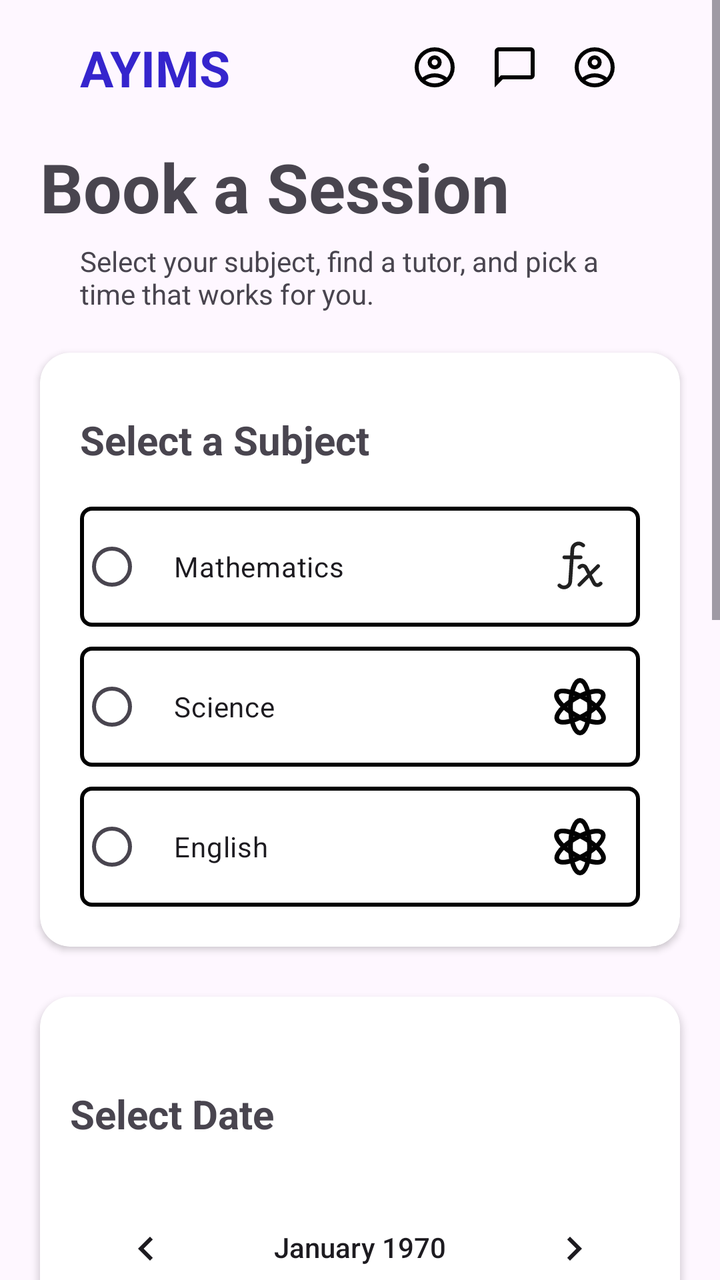
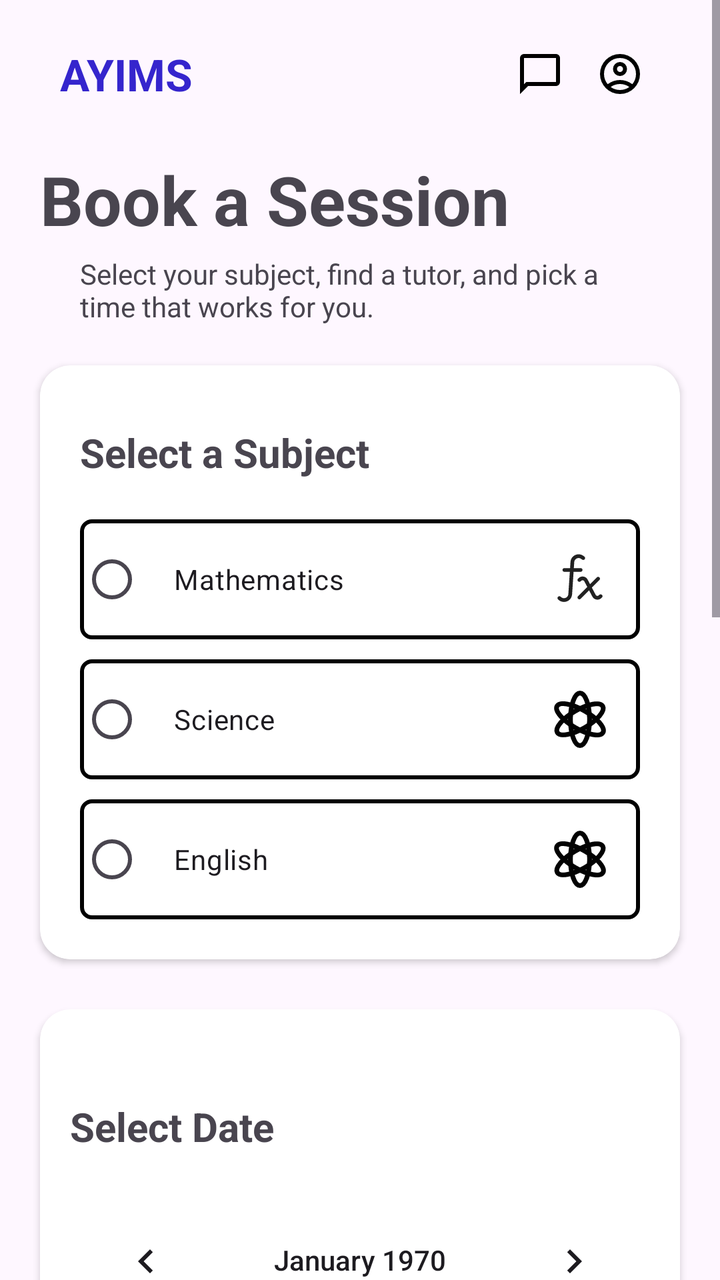

The first picture is an Android layout as it rendered before a commit; the second is the same layout after the commit. The layout source and the unified diff follow.
<!-- AndroidManifest.xml: application theme Theme.MyTutor -->
<!-- res/layout/fragment_booking.xml -->
<?xml version="1.0" encoding="utf-8"?>
<RelativeLayout xmlns:android="http://schemas.android.com/apk/res/android"
    xmlns:tools="http://schemas.android.com/tools"
    android:layout_width="match_parent"
    android:layout_height="match_parent"
    xmlns:app="http://schemas.android.com/apk/res-auto"
    tools:context=".BookingFragment">

    <ScrollView
        android:layout_width="match_parent"
        android:layout_height="match_parent"
        android:fillViewport="true">

        <LinearLayout
            android:layout_width="match_parent"
            android:layout_height="wrap_content"
            android:orientation="vertical"
            android:paddingBottom="100dp">

            <LinearLayout
                android:layout_width="match_parent"
                android:layout_height="wrap_content"
                android:layout_marginTop="17dp"
                android:layout_marginHorizontal="40dp"
                android:orientation="horizontal">
                <TextView
                    android:layout_width="wrap_content"
                    android:layout_height="wrap_content"
                    android:textColor="@color/btn"
                    android:textStyle="bold"
                    android:text="AYIMS"
                    android:textSize="25sp"/>

                <TextView
                    android:layout_width="wrap_content"
                    android:layout_height="wrap_content"
                    android:textSize="25sp"
                    android:layout_marginStart="90dp"
                    android:drawableLeft="@drawable/outline_account_circle_24"/>
                <TextView
                    android:layout_width="wrap_content"
                    android:layout_height="wrap_content"
                    android:textSize="25sp"
                    android:layout_marginStart="16dp"
                    android:drawableLeft="@drawable/outline_chat_bubble_24"/>
                <TextView
                    android:layout_width="wrap_content"
                    android:layout_height="wrap_content"
                    android:textSize="25sp"
                    android:layout_marginStart="16dp"
                    android:drawableLeft="@drawable/outline_account_circle_24"/>

            </LinearLayout>

            <TextView
                android:layout_width="wrap_content"
                android:layout_height="wrap_content"
                android:layout_marginHorizontal="20dp"
                android:layout_marginTop="20dp"
                android:text="Book a Session"
                android:textStyle="bold"
                android:textSize="34sp" />
            <TextView
                android:layout_width="wrap_content"
                android:layout_height="wrap_content"
                android:layout_marginHorizontal="40dp"
                android:layout_marginTop="5dp"
                android:text="Select your subject, find a tutor, and pick a time that works for you."
                android:textSize="14sp" />

            <androidx.cardview.widget.CardView
                android:layout_width="match_parent"
                android:layout_height="wrap_content"
                android:layout_marginHorizontal="20dp"
                app:cardCornerRadius="15dp"
                android:layout_marginTop="20dp">
                <LinearLayout
                    android:layout_width="match_parent"
                    android:layout_height="match_parent"
                    android:orientation="vertical"
                    android:padding="20dp">
                    <TextView
                        android:layout_width="wrap_content"
                        android:layout_height="wrap_content"
                        android:layout_marginVertical="10dp"
                        android:textStyle="bold"
                        android:textSize="20sp"
                        android:text="Select a Subject"/>

                    <RadioGroup
                        android:id="@+id/subjectGroup"
                        android:layout_width="match_parent"
                        android:layout_height="wrap_content" >
                        <RadioButton
                            android:id="@+id/radioMath"
                            android:layout_width="match_parent"
                            android:layout_height="wrap_content"
                            android:background="@drawable/boarders"
                            android:drawableRight="@drawable/math_formula_svgrepo_com"
                            android:text="Mathematics"
                            android:paddingVertical="15dp"
                            android:paddingHorizontal="15dp"
                            android:layout_marginTop="10dp" />
                        <RadioButton
                            android:id="@+id/radioScience"
                            android:layout_width="match_parent"
                            android:layout_height="wrap_content"
                            android:background="@drawable/boarders"
                            android:drawableRight="@drawable/science_svgrepo_com"
                            android:text="Science"
                            android:paddingVertical="15dp"
                            android:paddingHorizontal="15dp"
                            android:layout_marginTop="10dp" />
                        <RadioButton
                            android:id="@+id/radioEnglish"
                            android:layout_width="match_parent"
                            android:layout_height="wrap_content"
                            android:background="@drawable/boarders"
                            android:drawableRight="@drawable/science_svgrepo_com"
                            android:text="English"
                            android:paddingVertical="15dp"
                            android:paddingHorizontal="15dp"
                            android:layout_marginTop="10dp" />
                    </RadioGroup>
                </LinearLayout>
            </androidx.cardview.widget.CardView>

            <androidx.cardview.widget.CardView
                android:layout_width="match_parent"
                android:layout_height="wrap_content"
                android:layout_marginTop="25dp"
                android:layout_marginHorizontal="20dp"
                app:cardCornerRadius="15dp">

                <LinearLayout
                    android:layout_width="match_parent"
                    android:layout_height="wrap_content"
                    android:layout_marginVertical="25dp"
                    android:orientation="vertical"
                    android:paddingHorizontal="15dp">

                    <TextView
                        android:layout_width="match_parent"
                        android:layout_height="wrap_content"
                        android:layout_marginTop="20dp"
                        android:text="Select Date"
                        android:textSize="20sp"
                        android:textStyle="bold" />
                    <CalendarView
                        android:id="@+id/calendarView"
                        android:layout_width="match_parent"
                        android:layout_height="wrap_content"
                        android:layout_marginTop="20dp"
                        android:nestedScrollingEnabled="false" />
                </LinearLayout>
            </androidx.cardview.widget.CardView>

            <androidx.cardview.widget.CardView
                android:layout_width="match_parent"
                android:layout_height="wrap_content"
                android:layout_marginHorizontal="20dp"
                app:cardCornerRadius="15dp"
                android:layout_marginTop="20dp">
                <LinearLayout
                    android:layout_width="match_parent"
                    android:layout_height="match_parent"
                    android:orientation="vertical"
                    android:padding="20dp">
                    <TextView
                        android:layout_width="wrap_content"
                        android:layout_height="wrap_content"
                        android:layout_marginVertical="10dp"
                        android:textStyle="bold"
                        android:textSize="20sp"
                        android:text="Select a Tutor"/>

                    <com.google.android.material.textfield.TextInputLayout
                        android:layout_width="match_parent"
                        android:layout_height="wrap_content"
                        style="@style/Widget.MaterialComponents.TextInputLayout.OutlinedBox.ExposedDropdownMenu">
                        <AutoCompleteTextView
                            android:id="@+id/tutorAutoComplete"
                            android:layout_width="match_parent"
                            android:layout_height="wrap_content"
                            android:hint="Select Tutor"
                            android:inputType="none"/>
                    </com.google.android.material.textfield.TextInputLayout>

                    <TextView
                        android:id="@+id/tutorBioText"
                        android:layout_width="match_parent"
                        android:layout_height="wrap_content"
                        android:layout_marginTop="10dp"
                        android:text=""
                        android:textSize="14sp"
                        android:textStyle="italic"
                        android:visibility="gone"/>

                </LinearLayout>
            </androidx.cardview.widget.CardView>

            <com.google.android.material.button.MaterialButton
                android:id="@+id/btnBookNow"
                android:layout_width="match_parent"
                android:layout_height="60dp"
                android:layout_marginHorizontal="20dp"
                android:layout_marginTop="20dp"
                android:layout_marginBottom="20dp"
                android:text="Book Now"
                android:backgroundTint="@color/btn"
                app:cornerRadius="10dp"/>

        </LinearLayout>
    </ScrollView>

</RelativeLayout>
<!-- resources referenced by this layout -->
<resources>
  <color name="btn">#3525CD</color>
  <!-- drawable boarders (drawable) -->
  <?xml version="1.0" encoding="utf-8"?>
  <shape xmlns:android="http://schemas.android.com/apk/res/android"
      android:shape="rectangle">
  
      <solid android:color="@android:color/transparent" />
  
      <stroke
          android:width="2dp"
          android:color="@color/black" />
  
      
      <corners android:radius="5dp" />
  
  </shape>
  <!-- drawable outline_account_circle_24 (drawable) -->
  <vector xmlns:android="http://schemas.android.com/apk/res/android" android:height="24dp" android:tint="#000000" android:viewportHeight="960" android:viewportWidth="960" android:width="24dp">
        
      <path android:fillColor="@android:color/white" android:pathData="M234,684Q285,645 348,622.5Q411,600 480,600Q549,600 612,622.5Q675,645 726,684Q761,643 780.5,591Q800,539 800,480Q800,347 706.5,253.5Q613,160 480,160Q347,160 253.5,253.5Q160,347 160,480Q160,539 179.5,591Q199,643 234,684ZM380.5,479.5Q340,439 340,380Q340,321 380.5,280.5Q421,240 480,240Q539,240 579.5,280.5Q620,321 620,380Q620,439 579.5,479.5Q539,520 480,520Q421,520 380.5,479.5ZM480,880Q397,880 324,848.5Q251,817 197,763Q143,709 111.5,636Q80,563 80,480Q80,397 111.5,324Q143,251 197,197Q251,143 324,111.5Q397,80 480,80Q563,80 636,111.5Q709,143 763,197Q817,251 848.5,324Q880,397 880,480Q880,563 848.5,636Q817,709 763,763Q709,817 636,848.5Q563,880 480,880ZM580,784.5Q627,769 666,740Q627,711 580,695.5Q533,680 480,680Q427,680 380,695.5Q333,711 294,740Q333,769 380,784.5Q427,800 480,800Q533,800 580,784.5ZM523,423Q540,406 540,380Q540,354 523,337Q506,320 480,320Q454,320 437,337Q420,354 420,380Q420,406 437,423Q454,440 480,440Q506,440 523,423ZM480,380Q480,380 480,380Q480,380 480,380Q480,380 480,380Q480,380 480,380Q480,380 480,380Q480,380 480,380Q480,380 480,380Q480,380 480,380ZM480,740Q480,740 480,740Q480,740 480,740Q480,740 480,740Q480,740 480,740Q480,740 480,740Q480,740 480,740Q480,740 480,740Q480,740 480,740Z"/>
      
  </vector>
  <!-- drawable outline_chat_bubble_24 (drawable) -->
  <vector xmlns:android="http://schemas.android.com/apk/res/android" android:height="24dp" android:tint="#000000" android:viewportHeight="960" android:viewportWidth="960" android:width="24dp">
        
      <path android:fillColor="@android:color/white" android:pathData="M80,880L80,160Q80,127 103.5,103.5Q127,80 160,80L800,80Q833,80 856.5,103.5Q880,127 880,160L880,640Q880,673 856.5,696.5Q833,720 800,720L240,720L80,880ZM206,640L800,640Q800,640 800,640Q800,640 800,640L800,160Q800,160 800,160Q800,160 800,160L160,160Q160,160 160,160Q160,160 160,160L160,685L206,640ZM160,640L160,640L160,160Q160,160 160,160Q160,160 160,160L160,160Q160,160 160,160Q160,160 160,160L160,640Q160,640 160,640Q160,640 160,640Z"/>
      
  </vector>
  <!-- drawable science_svgrepo_com (drawable) -->
  <vector xmlns:android="http://schemas.android.com/apk/res/android"
      android:width="30dp"
      android:height="30dp"
      android:viewportWidth="24"
      android:viewportHeight="24">
    <path
        android:pathData="M8.18,12a3.82,10.5 0,1 0,7.64 0a3.82,10.5 0,1 0,-7.64 0z"
        android:strokeWidth="1.91"
        android:fillColor="#00000000"
        android:strokeColor="#020202"/>
    <path
        android:pathData="M10.092,15.306a3.82,10.5 120,1 0,3.82 -6.616a3.82,10.5 120,1 0,-3.82 6.616z"
        android:strokeWidth="1.91"
        android:fillColor="#00000000"
        android:strokeColor="#020202"/>
    <path
        android:pathData="M2.909,17.252a3.82,10.5 60,1 0,18.187 -10.5a3.82,10.5 60,1 0,-18.187 10.5z"
        android:strokeWidth="1.91"
        android:fillColor="#00000000"
        android:strokeColor="#020202"/>
  </vector>
  <style name="Theme.MyTutor" parent="Base.Theme.MyTutor" />
  <color name="black">#FF000000</color>
  <style name="Base.Theme.MyTutor" parent="Theme.Material3.DayNight.NoActionBar">
          
          
      </style>
  <!-- unchanged entries left out for length: 1 -->
</resources>

<!-- the commit's change to res/layout/fragment_booking.xml (unified diff, before → after) -->
@@ -21,35 +21,35 @@
                 android:layout_width="match_parent"
                 android:layout_height="wrap_content"
                 android:layout_marginTop="17dp"
-                android:layout_marginHorizontal="40dp"
+                android:layout_marginHorizontal="30dp"
+                android:gravity="center_vertical"
                 android:orientation="horizontal">
                 <TextView
+                    android:layout_width="0dp"
+                    android:layout_weight="1"
+                    android:layout_height="wrap_content"
+                    android:textColor="@color/btn"
+                    android:text="AYIMS"
+                    android:textStyle="bold"
+                    android:textSize="22sp"/>
+
+                <TextView
+                    android:id="@+id/chatIcon"
                     android:layout_width="wrap_content"
                     android:layout_height="wrap_content"
-                    android:textColor="@color/btn"
-                    android:textStyle="bold"
-                    android:text="AYIMS"
-                    android:textSize="25sp"/>
+                    android:padding="8dp"
+                    app:drawableStartCompat="@drawable/outline_chat_bubble_24"
+                    app:drawableTint="@color/black"/>
 
                 <TextView
+                    android:id="@+id/profileIcon"
                     android:layout_width="wrap_content"
                     android:layout_height="wrap_content"
-                    android:textSize="25sp"
-                    android:layout_marginStart="90dp"
-                    android:drawableLeft="@drawable/outline_account_circle_24"/>
-                <TextView
-                    android:layout_width="wrap_content"
-                    android:layout_height="wrap_content"
-                    android:textSize="25sp"
-                    android:layout_marginStart="16dp"
-                    android:drawableLeft="@drawable/outline_chat_bubble_24"/>
-                <TextView
-                    android:layout_width="wrap_content"
-                    android:layout_height="wrap_content"
-                    android:textSize="25sp"
-                    android:layout_marginStart="16dp"
-                    android:drawableLeft="@drawable/outline_account_circle_24"/>
-
+                    android:padding="8dp"
+                    android:clickable="true"
+                    android:focusable="true"
+                    app:drawableStartCompat="@drawable/outline_account_circle_24"
+                    app:drawableTint="@color/black"/>
             </LinearLayout>
 
             <TextView
